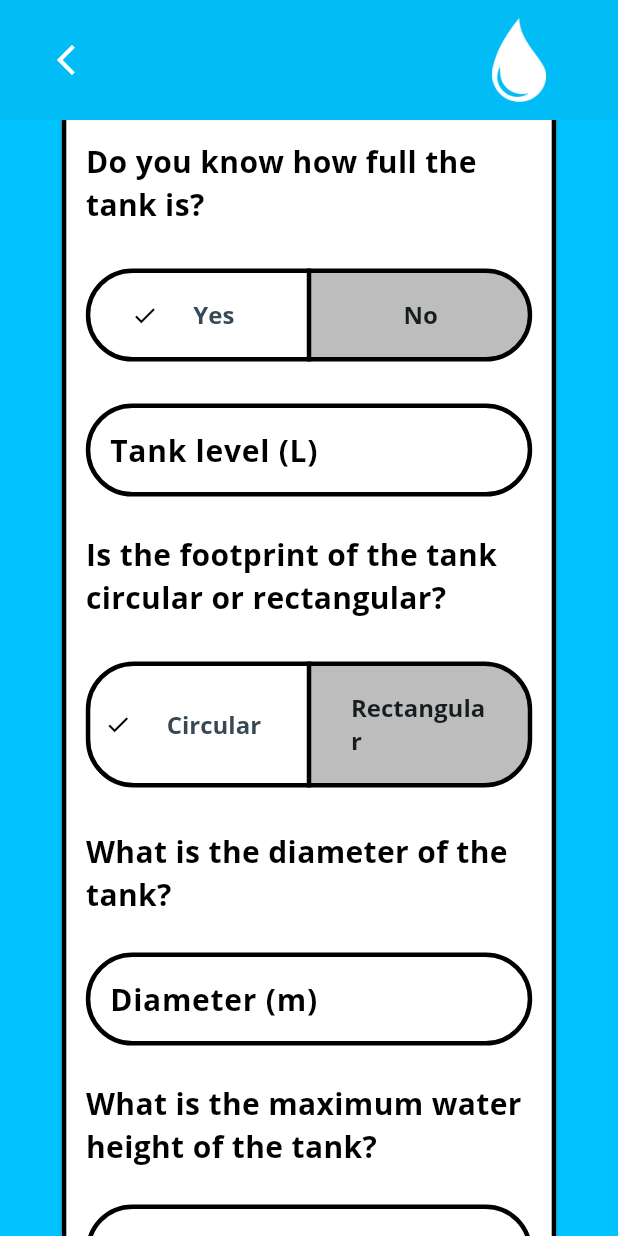
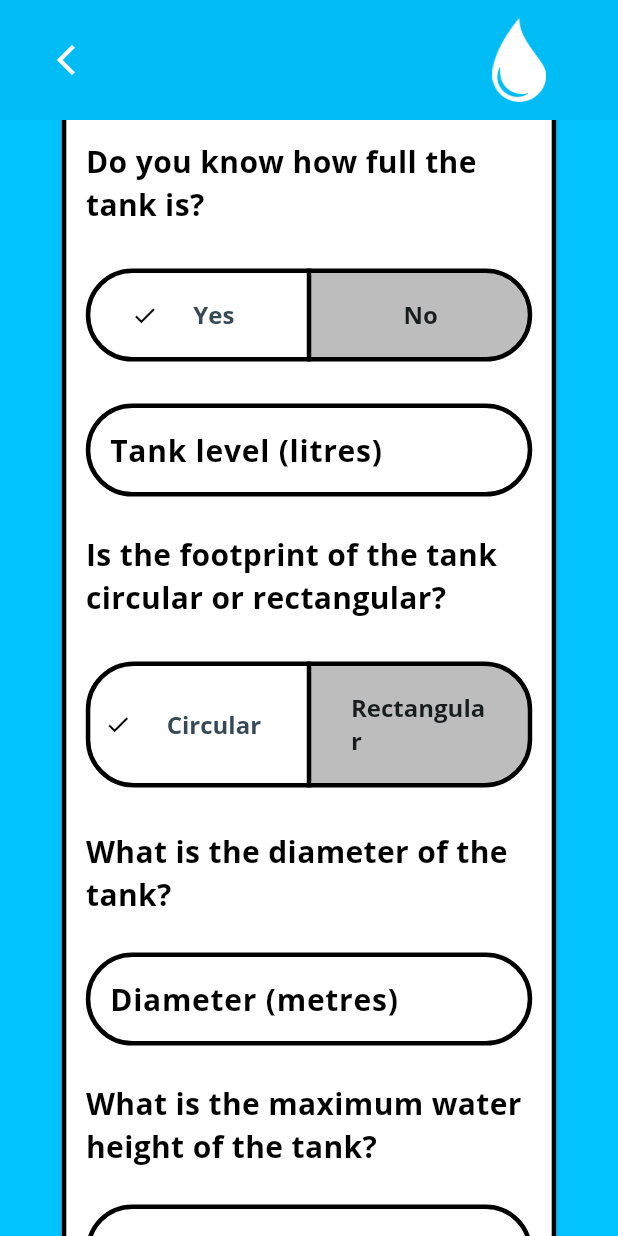
Before and after one commit to SamHarv/water_tank_insights, a Flutter app: the TankInventoryView screen opened directly, scrolled down 576 dp, after a tap on "Yes", on a phone screen of 412 x 824 dp. Run offline on Flutter 3.47's test engine with Material 3 defaults, Android fonts, the phone set to English and light mode, and no system bars; our stand-ins replace fl_chart, google_fonts, shared_preferences; accounts and stored records are empty.

Commit message:
Fixed US 1.1 error message and unit of measurement language

```diff
--- a/lib/ui/views/tank_inventory_view.dart
+++ b/lib/ui/views/tank_inventory_view.dart
@@ -939,7 +939,7 @@ class _TankInventoryViewState extends State<TankInventoryView> {
               if (states['knowTankCapacity']!) ...[
                 InputFieldWidget(
                   controller: controllers['capacity']!,
-                  label: "Tank capacity (L)",
+                  label: "Tank capacity (litres)",
                   onChanged: (value) {
                     try {
                       if (tankControllers[tankIndex]['capacity']!
@@ -985,7 +985,8 @@ class _TankInventoryViewState extends State<TankInventoryView> {
                       if (tankStates[tankIndex]['knowTankCapacity']!) {
                         tankStates[tankIndex]['knowTankWaterLevel'] = true;
                         showAlertDialog(
-                          "You must input tank level if you know the tank's capacity.",
+                          "You must input current inventory (litres) if you "
+                          "know the tank's capacity (litres).",
                         );
                       } else {
                         tankStates[tankIndex]['knowTankWaterLevel'] =
@@ -1012,7 +1013,7 @@ class _TankInventoryViewState extends State<TankInventoryView> {
               if (states['knowTankWaterLevel']!) ...[
                 InputFieldWidget(
                   controller: controllers['waterLevel']!,
-                  label: "Tank level (L)",
+                  label: "Tank level (litres)",
                   onChanged: (value) {
                     try {
                       if (tankControllers[tankIndex]['waterLevel']!
@@ -1101,7 +1102,7 @@ class _TankInventoryViewState extends State<TankInventoryView> {
                       Expanded(
                         child: InputFieldWidget(
                           controller: controllers['length']!,
-                          label: "Length (m)",
+                          label: "Length (metres)",
                           onChanged: (value) {
                             try {
                               if (tankControllers[tankIndex]['length']!
@@ -1123,7 +1124,7 @@ class _TankInventoryViewState extends State<TankInventoryView> {
                       Expanded(
                         child: InputFieldWidget(
                           controller: controllers['width']!,
-                          label: "Width (m)",
+                          label: "Width (metres)",
                           onChanged: (value) {
                             try {
                               if (tankControllers[tankIndex]['width']!
@@ -1150,7 +1151,7 @@ class _TankInventoryViewState extends State<TankInventoryView> {
                   // Input diameter
                   InputFieldWidget(
                     controller: controllers['diameter']!,
-                    label: "Diameter (m)",
+                    label: "Diameter (metres)",
                     onChanged: (value) {
                       try {
                         if (tankControllers[tankIndex]['diameter']!
@@ -1173,7 +1174,7 @@ class _TankInventoryViewState extends State<TankInventoryView> {
                 ),
                 InputFieldWidget(
                   controller: controllers['height']!,
-                  label: "Height (m)",
+                  label: "Height (metres)",
                   onChanged: (value) {
                     try {
                       if (tankControllers[tankIndex]['height']!
@@ -1203,7 +1204,7 @@ class _TankInventoryViewState extends State<TankInventoryView> {
                   label:
                       states['knowTankCapacity']!
                           ? "Percentage estimate (%)"
-                          : "Water Level (m)",
+                          : "Water Level (metres)",
                   onChanged: (value) {
                     try {
                       if (controllers['waterHeight']!.text.isNotEmpty) {
--- a/pubspec.yaml
+++ b/pubspec.yaml
@@ -16,7 +16,7 @@ publish_to: "none" # Remove this line if you wish to publish to pub.dev
 # https://developer.apple.com/library/archive/documentation/General/Reference/InfoPlistKeyReference/Articles/CoreFoundationKeys.html
 # In Windows, build-name is used as the major, minor, and patch parts
 # of the product and file versions while build-number is used as the build suffix.
-version: 1.0.0+27
+version: 1.0.0+29
 
 environment:
   sdk: ^3.7.2
```
Also changed, not shown: 1 other file.
